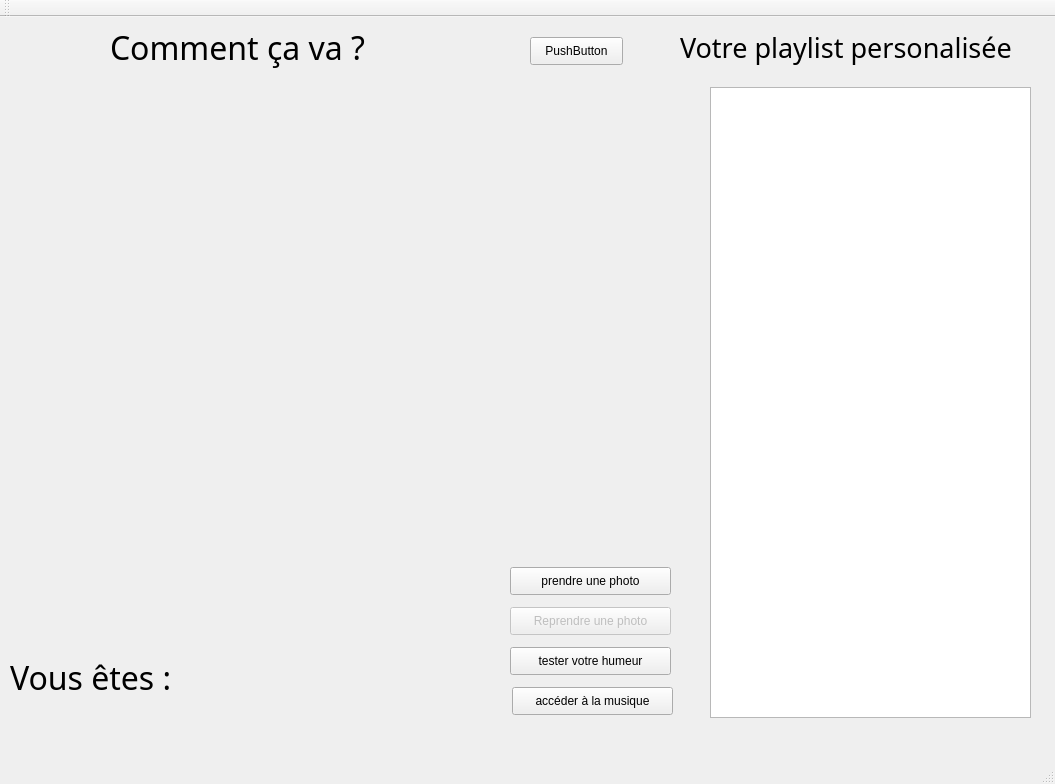
First picture: the form in mainwindow.ui, repository luluma21/projet_couleur_rdf, before the edit.
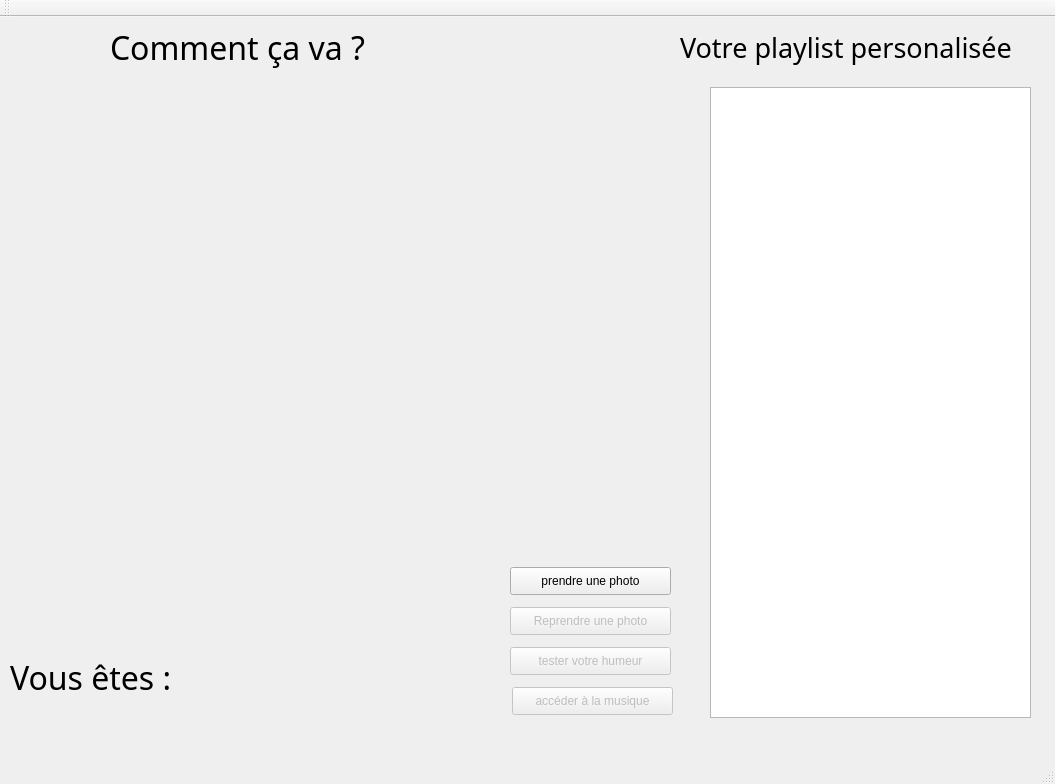
Second picture: the form after the edit. Custom widgets are drawn as their Qt base class.

The edit to the form file:
```diff
--- a/mainwindow.ui
+++ b/mainwindow.ui
@@ -41,6 +41,9 @@
     </property>
    </widget>
    <widget class="QPushButton" name="music_button">
+    <property name="enabled">
+     <bool>false</bool>
+    </property>
     <property name="geometry">
      <rect>
       <x>512</x>
@@ -90,6 +93,9 @@
     </property>
    </widget>
    <widget class="QPushButton" name="test_button">
+    <property name="enabled">
+     <bool>false</bool>
+    </property>
     <property name="geometry">
      <rect>
       <x>510</x>
@@ -148,19 +154,6 @@
      <string>Votre playlist personalisée</string>
     </property>
    </widget>
-   <widget class="QPushButton" name="change">
-    <property name="geometry">
-     <rect>
-      <x>530</x>
-      <y>20</y>
-      <width>93</width>
-      <height>28</height>
-     </rect>
-    </property>
-    <property name="text">
-     <string>PushButton</string>
-    </property>
-   </widget>
    <widget class="QPushButton" name="pushButton">
     <property name="geometry">
      <rect>
```
Left out of the diff: 6 changed lines with no effect on the pictures.
